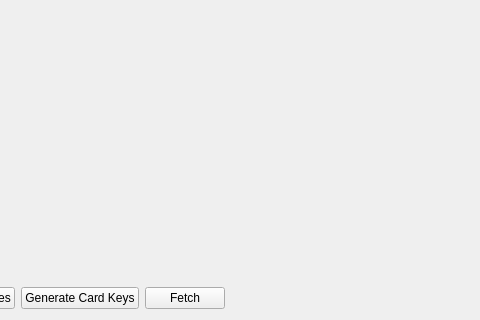
First picture: the form in ui/SmartCardControllerDialog.ui, repository saturneric/GpgFrontend, before the edit; both pictures show x 167 to 647 and y 400 to 720 of the 960 by 720 pixel window.
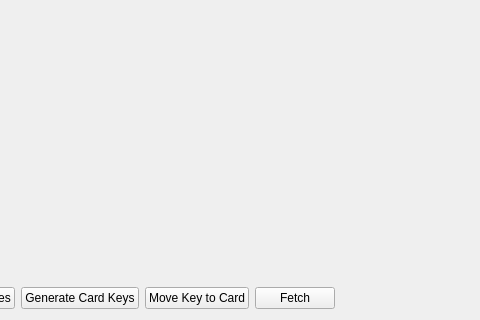
Second picture: the form after the edit. Custom widgets are drawn as their Qt base class.

Commit message: feat(smartcard): add move key to smart card flow

Diff of the .ui file:
```diff
--- a/ui/SmartCardControllerDialog.ui
+++ b/ui/SmartCardControllerDialog.ui
@@ -699,6 +699,13 @@
        </property>
       </widget>
      </item>
+     <item>
+      <widget class="QPushButton" name="moveKeyToCardButton">
+       <property name="text">
+        <string>Move Key to Card</string>
+       </property>
+      </widget>
+     </item>
      <item>
       <widget class="QPushButton" name="fetchButton">
        <property name="text">
```
The commit also changes 14 other files.
